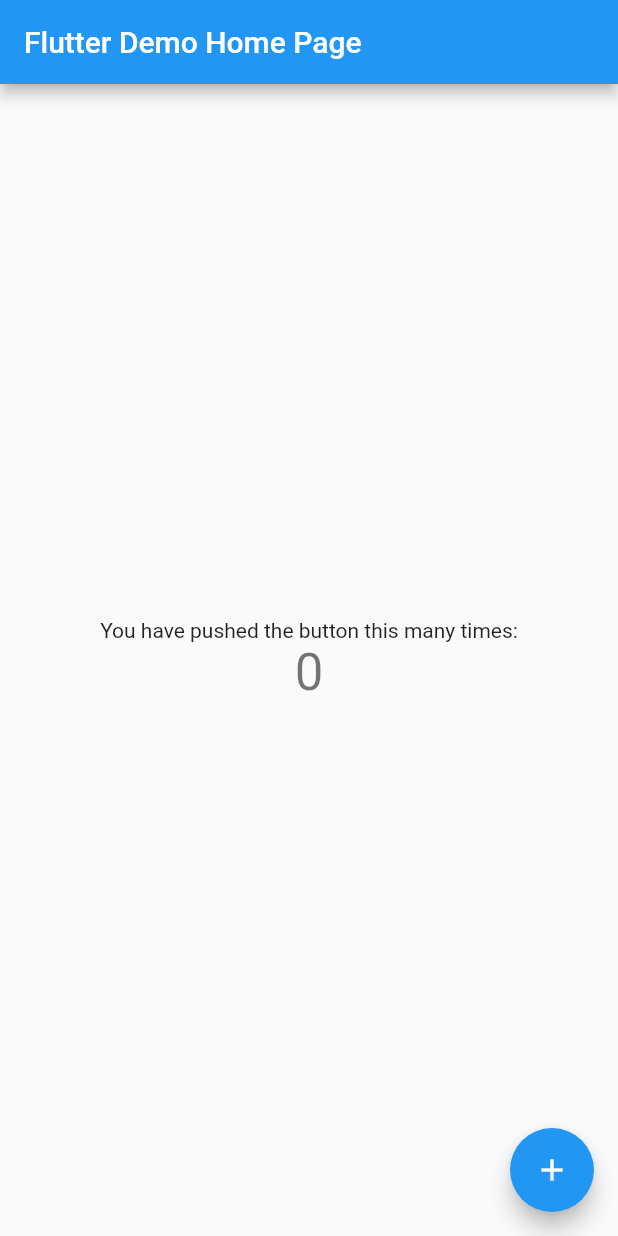
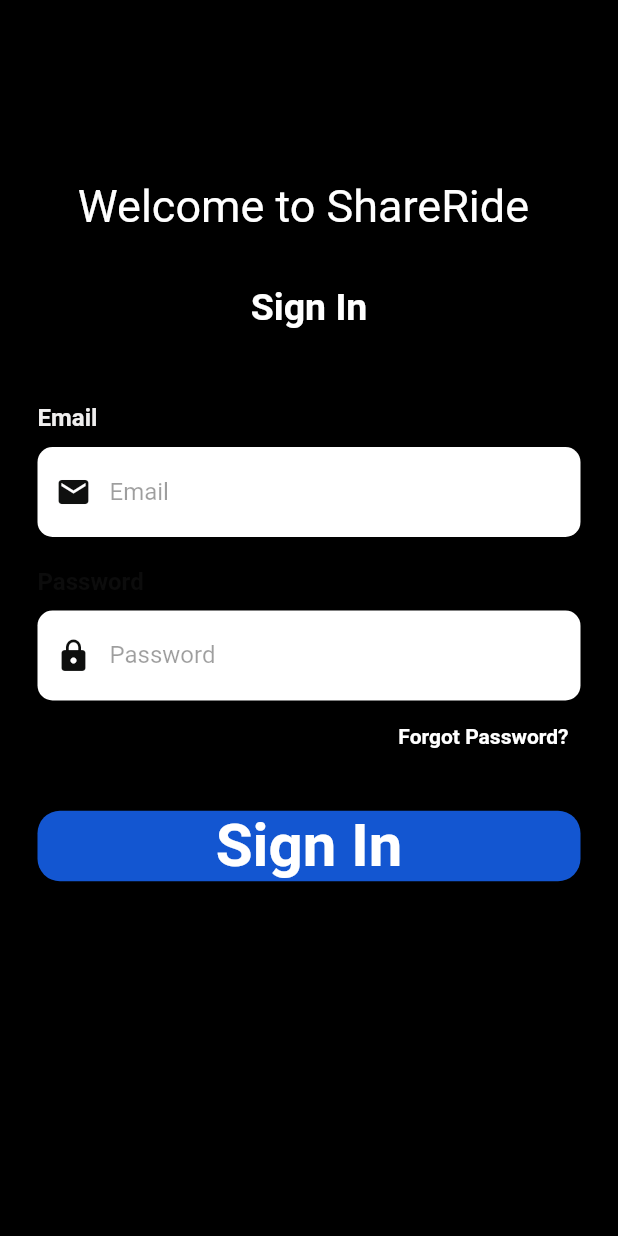
Before and after one commit to daniellee97/Sharide_dart, a Flutter app: the screen it shows after launch, on a phone screen of 412 x 824 dp. Run offline on Flutter 3.47's test engine with Material 2 defaults, Android fonts, the phone set to English and light mode, and no system bars.

Commit message:
Login Page

```diff
--- /dev/null
+++ b/sharideapp/lib/LoginScreen.dart
@@ -0,0 +1,187 @@
+import 'package:flutter/material.dart';
+import 'package:flutter/services.dart';
+
+class LoginScreen extends StatefulWidget {
+  @override
+  _LoginScreenState createState() => _LoginScreenState();
+}
+
+Widget builEmail() {
+  return Column(
+    crossAxisAlignment: CrossAxisAlignment.start,
+    children: <Widget>[
+      Text(
+        'Email',
+        style: TextStyle(
+            color: Color.fromARGB(255, 239, 238, 238),
+            fontSize: 16,
+            fontWeight: FontWeight.bold),
+      ),
+      SizedBox(height: 10),
+      Container(
+        alignment: Alignment.centerLeft,
+        decoration: BoxDecoration(
+            color: Colors.white,
+            borderRadius: BorderRadius.circular(10),
+            boxShadow: [
+              BoxShadow(
+                  color: Colors.black26, blurRadius: 6, offset: Offset(2, 2))
+            ]),
+        height: 60,
+        child: TextField(
+          keyboardType: TextInputType.emailAddress,
+          style: TextStyle(color: Color.fromARGB(221, 15, 15, 15)),
+          decoration: InputDecoration(
+            border: InputBorder.none,
+            contentPadding: EdgeInsets.only(top: 14),
+            prefixIcon: Icon(
+              Icons.email,
+              color: Color.fromARGB(255, 15, 16, 15),
+            ),
+            hintText: 'Email',
+            hintStyle: TextStyle(color: Colors.black38),
+          ),
+        ),
+      )
+    ],
+  );
+}
+
+Widget builPassword() {
+  return Column(
+    crossAxisAlignment: CrossAxisAlignment.start,
+    children: <Widget>[
+      Text(
+        'Password',
+        style: TextStyle(
+            color: Color.fromARGB(255, 12, 12, 12),
+            fontSize: 16,
+            fontWeight: FontWeight.bold),
+      ),
+      SizedBox(height: 10),
+      Container(
+        alignment: Alignment.centerLeft,
+        decoration: BoxDecoration(
+            color: Colors.white,
+            borderRadius: BorderRadius.circular(10),
+            boxShadow: [
+              BoxShadow(
+                  color: Colors.black26, blurRadius: 6, offset: Offset(2, 2))
+            ]),
+        height: 60,
+        child: TextField(
+          obscureText: true,
+          style: TextStyle(color: Color.fromARGB(255, 14, 13, 13)),
+          decoration: InputDecoration(
+            border: InputBorder.none,
+            contentPadding: EdgeInsets.only(top: 14),
+            prefixIcon: Icon(
+              Icons.lock,
+              color: Color.fromARGB(255, 14, 15, 14),
+            ),
+            hintText: 'Password',
+            hintStyle: TextStyle(color: Colors.black38),
+          ),
+        ),
+      )
+    ],
+  );
+}
+
+Widget buildForgotPassword() {
+  return Container(
+    alignment: Alignment.centerRight,
+    child: TextButton(
+        onPressed: () => print('Forgot Password Pressed'),
+        //padding: EdgeInsets.only(right: 0),
+        child: Text(
+          'Forgot Password?',
+          style: TextStyle(
+            color: Colors.white,
+            fontWeight: FontWeight.bold,
+          ),
+        )),
+  );
+}
+
+Widget buildLoginBtn() {
+  return Container(
+      padding: EdgeInsets.symmetric(vertical: 25),
+      width: double.infinity,
+      child: ElevatedButton(
+        child: Text('Sign In'),
+        style: ElevatedButton.styleFrom(
+          primary: Color.fromARGB(255, 19, 86, 209),
+          onPrimary: Colors.white,
+          shape:
+              RoundedRectangleBorder(borderRadius: BorderRadius.circular(15)),
+          textStyle: TextStyle(
+              color: Colors.black, fontSize: 40, fontWeight: FontWeight.bold),
+        ),
+        onPressed: () {
+          print('Pressed');
+        },
+      ));
+}
+
+class _LoginScreenState extends State<LoginScreen> {
+  @override
+  Widget build(BuildContext context) {
+    // TODO: implement build
+    return Scaffold(
+      body: AnnotatedRegion<SystemUiOverlayStyle>(
+        value: SystemUiOverlayStyle.light,
+        child: GestureDetector(
+          child: Stack(
+            children: <Widget>[
+              Container(
+                height: double.infinity,
+                width: double.infinity,
+                decoration: BoxDecoration(
+                    gradient: LinearGradient(
+                        begin: Alignment.topCenter,
+                        end: Alignment.bottomCenter,
+                        colors: [
+                      Colors.black,
+                      Colors.black,
+                      Colors.black,
+                      Colors.black,
+                    ])),
+                child: SingleChildScrollView(
+                  physics: AlwaysScrollableScrollPhysics(),
+                  padding: EdgeInsets.symmetric(horizontal: 25, vertical: 120),
+                  child: Column(
+                    mainAxisAlignment: MainAxisAlignment.center,
+                    children: <Widget>[
+                      Text(
+                        'Welcome to ShareRide \n ',
+                        style: TextStyle(
+                          color: Colors.white,
+                          fontSize: 30,
+                          //fontWeight: FontWeight.bold
+                        ),
+                      ),
+                      Text(
+                        'Sign In',
+                        style: TextStyle(
+                            color: Colors.white,
+                            fontSize: 25,
+                            fontWeight: FontWeight.bold),
+                      ),
+                      SizedBox(height: 50),
+                      builEmail(),
+                      SizedBox(height: 20),
+                      builPassword(),
+                      buildForgotPassword(),
+                      buildLoginBtn(),
+                    ],
+                  ),
+                ),
+              )
+            ],
+          ),
+        ),
+      ),
+    );
+  }
+}
--- a/sharideapp/lib/main.dart
+++ b/sharideapp/lib/main.dart
@@ -1,4 +1,6 @@
 import 'package:flutter/material.dart';
+import 'LoginScreen.dart';
+//https://www.youtube.com/watch?v=PqZgkU_SZAE
 
 void main() {
   runApp(const MyApp());
@@ -13,18 +15,10 @@
     return MaterialApp(
       title: 'Flutter Demo',
       theme: ThemeData(
-        // This is the theme of your application.
-        //
-        // Try running your application with "flutter run". You'll see the
-        // application has a blue toolbar. Then, without quitting the app, try
-        // changing the primarySwatch below to Colors.green and then invoke
-        // "hot reload" (press "r" in the console where you ran "flutter run",
-        // or simply save your changes to "hot reload" in a Flutter IDE).
-        // Notice that the counter didn't reset back to zero; the application
-        // is not restarted.
         primarySwatch: Colors.blue,
       ),
-      home: const MyHomePage(title: 'Flutter Demo Home Page'),
+      home: LoginScreen(),
+      //const MyHomePage(title: 'Flutter Demo Home Page'),
     );
   }
 }
```
